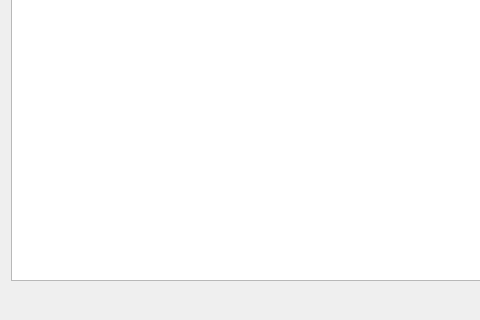
Komet/MediaElch, file sets/MovieListDialog.ui: the form before one commit; both pictures show x 0 to 480 and y 134 to 454 of the 654 by 454 pixel window.
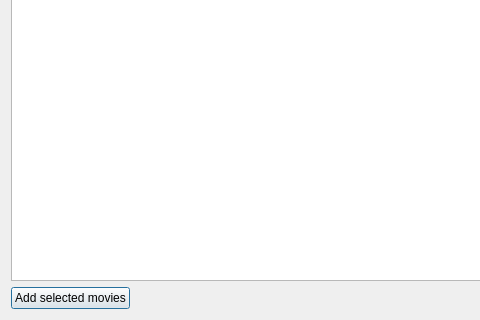
The form after the commit. Icons and pictures are not drawn. Custom widgets are drawn as their Qt base class.

```diff
--- a/sets/MovieListDialog.ui
+++ b/sets/MovieListDialog.ui
@@ -70,6 +70,13 @@
    </item>
    <item>
     <layout class="QHBoxLayout" name="horizontalLayout">
+     <item>
+      <widget class="QPushButton" name="buttonAddMovies">
+       <property name="text">
+        <string>Add selected movies</string>
+       </property>
+      </widget>
+     </item>
      <item>
       <spacer name="horizontalSpacer">
        <property name="orientation">
```
Left out of the diff: 2 changed lines with no effect on the pictures.
